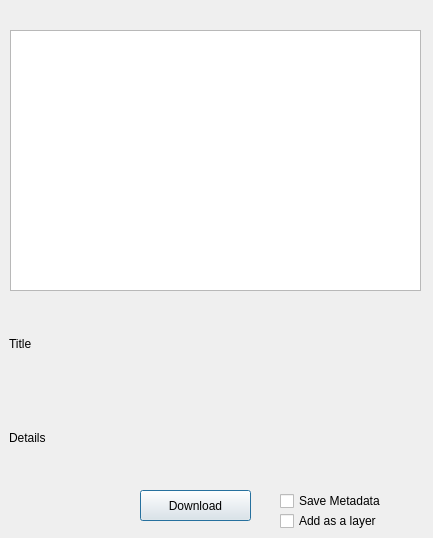
First picture: the form in OpenAerialMap/gui/ui/img_browser.ui, repository hotosm/oam-qgis-plugin, before the edit.
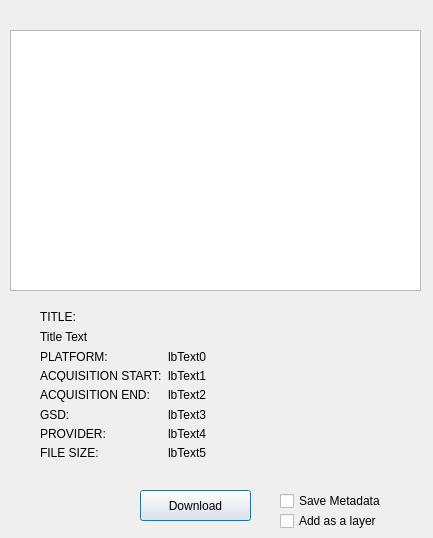
Second picture: the form after the edit.

Commit message: Improved the GUI of image browser

```diff
--- a/OpenAerialMap/gui/ui/img_browser.ui
+++ b/OpenAerialMap/gui/ui/img_browser.ui
@@ -65,27 +65,115 @@
   <widget class="QWidget" name="verticalLayoutWidget">
    <property name="geometry">
     <rect>
-     <x>9</x>
-     <y>300</y>
-     <width>411</width>
-     <height>181</height>
+     <x>40</x>
+     <y>310</y>
+     <width>351</width>
+     <height>150</height>
     </rect>
    </property>
    <layout class="QVBoxLayout" name="verticalLayout">
     <item>
      <widget class="QLabel" name="lbTitle">
       <property name="text">
-       <string>Title</string>
+       <string>TITLE:</string>
       </property>
      </widget>
     </item>
     <item>
      <widget class="QLabel" name="lbDetails">
       <property name="text">
-       <string>Details</string>
+       <string>Title Text</string>
       </property>
      </widget>
     </item>
+    <item>
+     <layout class="QFormLayout" name="formLayoutMetadata">
+      <item row="0" column="0">
+       <widget class="QLabel" name="lb0">
+        <property name="text">
+         <string>PLATFORM:</string>
+        </property>
+       </widget>
+      </item>
+      <item row="0" column="1">
+       <widget class="QLabel" name="lbText0">
+        <property name="text">
+         <string>lbText0</string>
+        </property>
+       </widget>
+      </item>
+      <item row="1" column="0">
+       <widget class="QLabel" name="lb1">
+        <property name="text">
+         <string>ACQUISITION START:</string>
+        </property>
+       </widget>
+      </item>
+      <item row="1" column="1">
+       <widget class="QLabel" name="lbText1">
+        <property name="text">
+         <string>lbText1</string>
+        </property>
+       </widget>
+      </item>
+      <item row="2" column="0">
+       <widget class="QLabel" name="lb2">
+        <property name="text">
+         <string>ACQUISITION END:</string>
+        </property>
+       </widget>
+      </item>
+      <item row="2" column="1">
+       <widget class="QLabel" name="lbText2">
+        <property name="text">
+         <string>lbText2</string>
+        </property>
+       </widget>
+      </item>
+      <item row="3" column="0">
+       <widget class="QLabel" name="lb3">
+        <property name="text">
+         <string>GSD:</string>
+        </property>
+       </widget>
+      </item>
+      <item row="3" column="1">
+       <widget class="QLabel" name="lbText3">
+        <property name="text">
+         <string>lbText3</string>
+        </property>
+       </widget>
+      </item>
+      <item row="4" column="0">
+       <widget class="QLabel" name="lb4">
+        <property name="text">
+         <string>PROVIDER:</string>
+        </property>
+       </widget>
+      </item>
+      <item row="4" column="1">
+       <widget class="QLabel" name="lbText4">
+        <property name="text">
+         <string>lbText4</string>
+        </property>
+       </widget>
+      </item>
+      <item row="5" column="0">
+       <widget class="QLabel" name="lb5">
+        <property name="text">
+         <string>FILE SIZE:</string>
+        </property>
+       </widget>
+      </item>
+      <item row="5" column="1">
+       <widget class="QLabel" name="lbText5">
+        <property name="text">
+         <string>lbText5</string>
+        </property>
+       </widget>
+      </item>
+     </layout>
+    </item>
    </layout>
   </widget>
  </widget>
```
Left out of the diff: 2 changed lines with no effect on the pictures. The commit also changes 2 other files.
